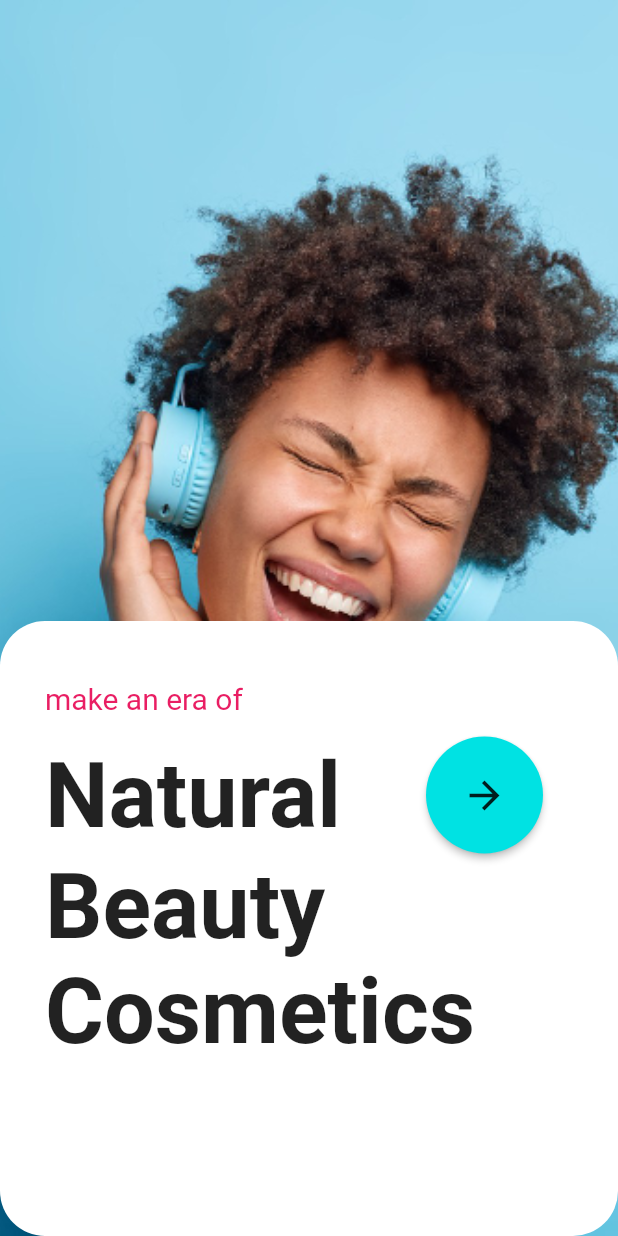
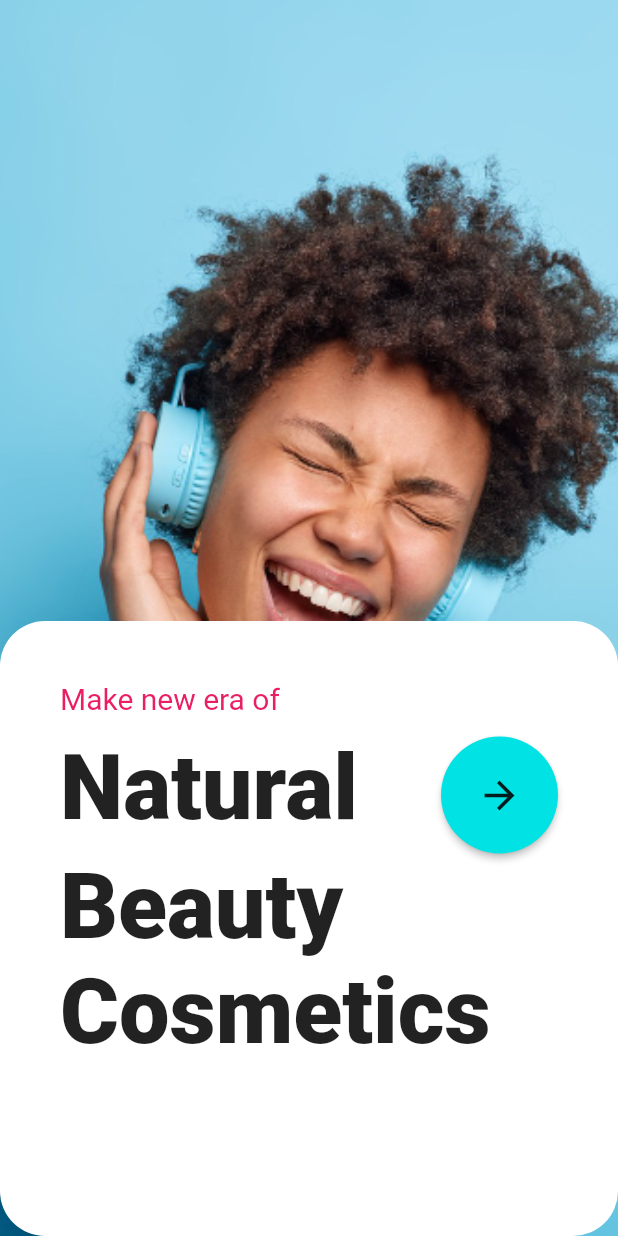
Before and after one commit to naveensinghp/flutter_eshop, a Flutter app: the screen it shows after launch, on a phone screen of 412 x 824 dp. Run offline on Flutter 3.47's test engine with Material 2 defaults, Android fonts, the phone set to English and light mode, and no system bars.

Commit message:
Clean Code

```diff
--- a/lib/colors.dart
+++ b/lib/colors.dart
@@ -1,7 +1,8 @@
 import 'dart:ui';
 
 class AppColor{
-  static Color homePageTitleFirst = const Color(0xFFfbfcff);
-  static Color homePageTitleSecond = const Color(0xFFfbfcff);
-  static Color buttonColor = const Color(0xff00e2e3);
+  static Color primaryColor =  const Color(0xFF808080);
+  // static Color homePageTitleFirst = const Color(0xFFfbfcff);
+  // static Color homePageTitleSecond = const Color(0xFFfbfcff);
+  // static Color buttonColor = const Color(0xff00e2e3);
 }
--- a/lib/homepage.dart
+++ b/lib/homepage.dart
@@ -1,6 +1,6 @@
 import 'package:flutter/material.dart';
+import 'package:flutter_eshop/colors.dart' as color;
 //import 'package:flutter_eshop/homepagecard.dart';
-import 'colors.dart' as color;
 
 class MyHomePage extends StatefulWidget {
   const MyHomePage({Key? key}) : super(key: key);
@@ -9,8 +9,6 @@ class MyHomePage extends StatefulWidget {
 }
 
 class _MyHomePageState extends State<MyHomePage> {
-
-
   @override
   Widget build(BuildContext context) {
     const color = Color(0xFF98d6ed);
@@ -27,40 +25,37 @@ class _MyHomePageState extends State<MyHomePage> {
         ),
         //child: HomePageBottomCard(),
         child: Container(
-          padding: const EdgeInsets.only(left: 30,top: 40),
+          padding: const EdgeInsets.only(left: 40, top: 40, right: 10),
           height: 410,
           width: MediaQuery.of(context).size.width,
           decoration: BoxDecoration(
-            color: Colors.white,
-            borderRadius: BorderRadius.circular(30)
-          ),
+              color: Colors.white, borderRadius: BorderRadius.circular(30)),
           child: Column(
             crossAxisAlignment: CrossAxisAlignment.start,
             children: <Widget>[
                const Text(
-                 'make an era of',
+                'Make new era of',
                   style: TextStyle(
                   fontSize: 20,
                   color: Colors.pink
                 ),
               ),
-              const SizedBox(height: 4,),
+              const SizedBox(height: 2),
               Container(
-                padding: const EdgeInsets.only(right: 50,top: 10),
+                padding: const EdgeInsets.only(top: 2),
                 child: Row(
-                  children:  <Widget>[
+                  children: <Widget>[
                     const Text(
                       'Natural',
                       style: TextStyle(
                           fontSize: 60,
                           color: Colors.black87,
-                    fontWeight: FontWeight.bold
-                  ),
-
+                          fontWeight: FontWeight.w800),
                     ),
                     Expanded(child: Container()),
-                const SizedBox(height: 10,),
-                ElevatedButton(
+                    Container(
+                      padding: const EdgeInsets.only(right: 30, top: 10),
+                      child: ElevatedButton(
                         onPressed: () {},
                         child: const Icon(
                           Icons.arrow_forward,
@@ -72,42 +67,8 @@ class _MyHomePageState extends State<MyHomePage> {
                           shape: const CircleBorder(),
                           padding: const EdgeInsets.all(24),
                         ),
+                      ),
                     )
-                // Container(
-                //   //padding: const EdgeInsets.only(top: 20),
-                //   child: ElevatedButton(
-                //      onPressed: () {},
-                //       child: const Icon(
-                //         Icons.arrow_forward,
-                //         color: Colors.black87,
-                //         size: 30.0,
-                //       ),
-                //       style: ElevatedButton.styleFrom(
-                //         primary: const Color(0xff00e2e3),
-                //         shape: const CircleBorder(),
-                //         padding: const EdgeInsets.all(24),
-                //       ),
-                //   ),
-                // )
-                // Expanded(child: Container(
-                //   padding: const EdgeInsets.only(top: 40),
-                //   child: ElevatedButton(
-                //        onPressed: () {},
-                //        child: const Icon(
-                //         Icons.arrow_forward,
-                //         color: Colors.black87,
-                //         size: 30.0,
-                //       ),
-                //         style: ElevatedButton.styleFrom(
-                //         primary: const Color(0xff00e2e3),
-                //         shape: const CircleBorder(),
-                //         padding: const EdgeInsets.all(24),
-                //       ),
-                //     )
-                //   // const Text('hell'),
-                // )
-                // ),
-
                   ],
                 ),
               ),
@@ -116,16 +77,14 @@ class _MyHomePageState extends State<MyHomePage> {
                 style: TextStyle(
                     fontSize: 60,
                     color: Colors.black87,
-                  fontWeight: FontWeight.bold
-                ),
+                    fontWeight: FontWeight.w800),
               ),
               const Text(
                 'Cosmetics',
                 style: TextStyle(
                     fontSize: 60,
                     color: Colors.black87,
-                  fontWeight: FontWeight.bold
-                ),
+                    fontWeight: FontWeight.w800),
               )
             ],
           ),
```
Lines whose indentation alone changed are shown as unchanged.
